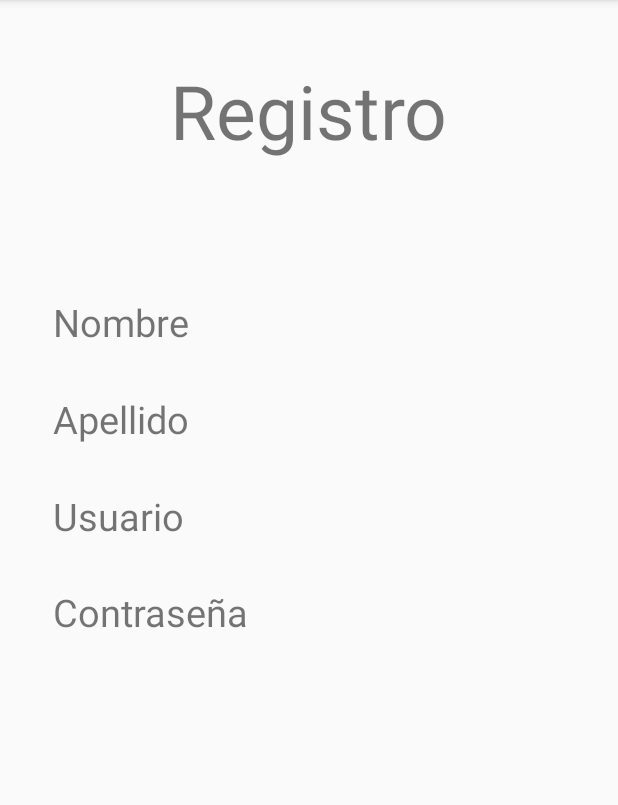
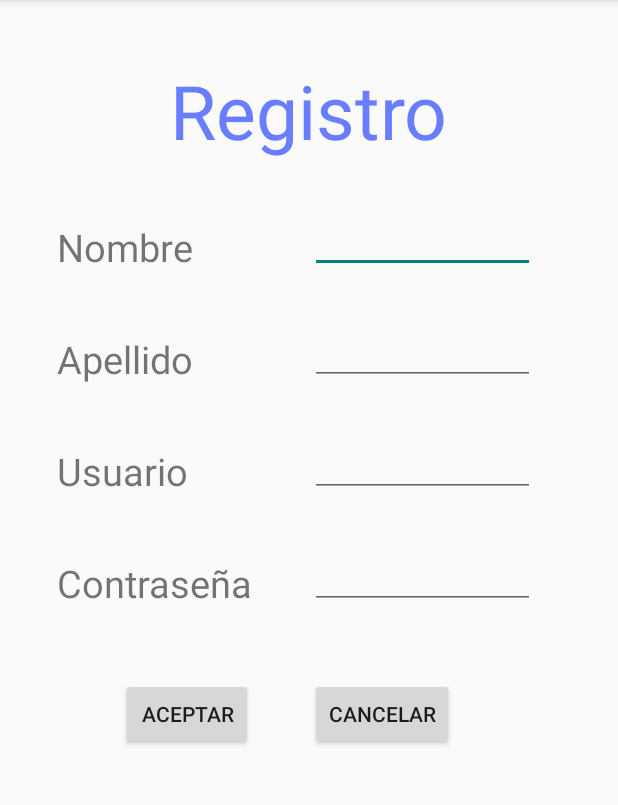
Before and after one commit to lendoly/GuiDIn, an Android app: the Register screen opened directly, with no data from a screen before it, in the options menu, after a tap on "Settings", on a phone screen of 412 x 824 dp, the part 84-889 px from its top. Run offline under Robolectric (Android 15) with nearby library versions, the light colour scheme and no system bars; 2 statements that could not run were skipped.

Commit message:
Mejoras en la interfaz registro
Mejoras en la interfaz registro

```diff
--- a/app/src/main/java/com/example/jorge/guidin/NavigationDrawerFragment.java
+++ b/app/src/main/java/com/example/jorge/guidin/NavigationDrawerFragment.java
@@ -90,7 +90,7 @@ public class NavigationDrawerFragment extends Fragment {
     public View onCreateView(LayoutInflater inflater, ViewGroup container,
                              Bundle savedInstanceState) {
         mDrawerListView = (ListView) inflater.inflate(
-                R.layout.fragment_navigation_drawer2, container, false);
+                R.layout.fragment_navigation_drawer, container, false);
         mDrawerListView.setOnItemClickListener(new AdapterView.OnItemClickListener() {
             @Override
             public void onItemClick(AdapterView<?> parent, View view, int position, long id) {
--- a/app/src/main/java/com/example/jorge/guidin/Register.java
+++ b/app/src/main/java/com/example/jorge/guidin/Register.java
@@ -1,6 +1,7 @@
 package com.example.jorge.guidin;
 
 import android.app.Activity;
+import android.content.Intent;
 import android.support.v7.app.ActionBarActivity;
 import android.support.v7.app.ActionBar;
 import android.support.v4.app.Fragment;
@@ -16,6 +17,7 @@ import android.view.View;
 import android.view.ViewGroup;
 import android.support.v4.widget.DrawerLayout;
 import android.widget.ArrayAdapter;
+import android.widget.Button;
 import android.widget.TextView;
 
 
@@ -42,6 +44,22 @@ public class Register extends ActionBarActivity
 
         // Set up the drawer.
         mNavigationDrawerFragment.setUp(R.id.navigation_drawer,(DrawerLayout) findViewById(R.id.drawer_layout));
+
+        Button cancelar = (Button)findViewById(R.id.buttonCancel);
+
+        cancelar.setOnClickListener(
+                new View.OnClickListener(){
+                    public void onClick(View view){
+                        Intent i = new Intent(getActivity(),MainActivity.class);
+                        startActivity(i);
+                    }
+                }
+        );
+
+    }
+
+    public Activity getActivity(){
+        return this;
     }
 
     @Override
--- a/app/src/main/res/layout/activity_register.xml
+++ b/app/src/main/res/layout/activity_register.xml
@@ -1,43 +1,46 @@
-<!-- A DrawerLayout is intended to be used as the top-level content view using match_parent for both width and height to consume the full space available. -->
+<!-- A DrawerLayout is intended to be used as the top-level content view using match_parent for both width and height to consume the full dpace available. -->
 <android.support.v4.widget.DrawerLayout xmlns:android="http://schemas.android.com/apk/res/android"
     xmlns:tools="http://schemas.android.com/tools" android:id="@+id/drawer_layout"
     android:layout_width="match_parent" android:layout_height="match_parent"
     tools:context="com.example.jorge.guidin.Register">
 
     <!-- As the main content view, the view below consumes the entire
-         space available using match_parent in both dimensions. -->
+         dpace available using match_parent in both dimensions. -->
     <RelativeLayout android:id="@+id/container" android:layout_width="match_parent"
-        android:layout_height="match_parent" >
+        android:layout_height="match_parent">
 
         <TextView
             android:layout_width="wrap_content"
             android:layout_height="wrap_content"
             android:text="@string/registro"
             android:id="@+id/textViewRegister"
-            android:layout_marginTop="40sp"
-            android:textSize="50sp"
-            android:layout_centerHorizontal="true"/>
+            android:layout_marginTop="40dp"
+            android:textSize="50dp"
+            android:layout_centerHorizontal="true"
+            android:textColor="#ff687dff" />
 
         <TextView
             android:layout_width="wrap_content"
             android:layout_height="wrap_content"
             android:text="Nombre"
             android:id="@+id/textViewName"
+            android:layout_marginTop="40dp"
+            android:textSize="25dp"
+            android:layout_centerHorizontal="true"
             android:layout_below="@+id/textViewRegister"
             android:layout_alignParentLeft="true"
             android:layout_alignParentStart="true"
-            android:layout_marginLeft="35dp"
-            android:layout_marginStart="35dp"
-            android:layout_marginTop="90dp"
-            android:textSize="25sp" />
+            android:layout_marginLeft="38dp"
+            android:layout_marginStart="38dp" />
 
         <TextView
             android:layout_width="wrap_content"
             android:layout_height="wrap_content"
             android:text="Apellido"
             android:id="@+id/textViewLastName"
-            android:textSize="25sp"
-            android:layout_marginTop="30dp"
+            android:textSize="25dp"
+            android:layout_centerHorizontal="true"
+            android:layout_marginTop="40dp"
             android:layout_below="@+id/textViewName"
             android:layout_alignLeft="@+id/textViewName"
             android:layout_alignStart="@+id/textViewName" />
@@ -47,22 +50,94 @@
             android:layout_height="wrap_content"
             android:text="Usuario"
             android:id="@+id/textViewUser"
+            android:layout_centerHorizontal="true"
+            android:layout_marginTop="40dp"
+            android:textSize="25dp"
             android:layout_below="@+id/textViewLastName"
             android:layout_alignLeft="@+id/textViewLastName"
-            android:layout_alignStart="@+id/textViewLastName"
-            android:layout_marginTop="30dp"
-            android:textSize="25sp" />
+            android:layout_alignStart="@+id/textViewLastName" />
 
         <TextView
             android:layout_width="wrap_content"
             android:layout_height="wrap_content"
             android:text="Contraseña"
             android:id="@+id/textViewPassword"
+            android:layout_centerHorizontal="true"
+            android:layout_marginTop="40dp"
+            android:textSize="25dp"
             android:layout_below="@+id/textViewUser"
-            android:layout_alignLeft="@+id/textViewUser"
-            android:layout_alignStart="@+id/textViewUser"
-            android:layout_marginTop="29dp"
-            android:textSize="25sp" />
+            android:layout_alignLeft="@+id/textViewLastName"
+            android:layout_alignStart="@+id/textViewLastName" />
+
+        <EditText
+            android:layout_width="wrap_content"
+            android:layout_height="wrap_content"
+            android:id="@+id/editText"
+            android:layout_centerHorizontal="true"
+            android:width="150dp"
+            android:layout_above="@+id/textViewLastName"
+            android:layout_alignLeft="@+id/buttonCancel"
+            android:layout_alignStart="@+id/buttonCancel" />
+
+        <EditText
+            android:layout_width="wrap_content"
+            android:layout_height="wrap_content"
+            android:id="@+id/editText2"
+            android:layout_alignBottom="@+id/textViewLastName"
+            android:layout_centerHorizontal="true"
+            android:layout_alignRight="@+id/editText"
+            android:layout_alignEnd="@+id/editText"
+            android:layout_alignLeft="@+id/editText"
+            android:layout_alignStart="@+id/editText" />
+
+        <EditText
+            android:layout_width="wrap_content"
+            android:layout_height="wrap_content"
+            android:layout_centerHorizontal="true"
+            android:inputType="textEmailAddress"
+            android:ems="10"
+            android:id="@+id/editText3"
+            android:layout_alignBottom="@+id/textViewUser"
+            android:layout_alignLeft="@+id/editText"
+            android:layout_alignStart="@+id/editText"
+            android:layout_alignRight="@+id/editText2"
+            android:layout_alignEnd="@+id/editText2" />
+
+        <EditText
+            android:layout_width="wrap_content"
+            android:layout_height="wrap_content"
+            android:inputType="textPassword"
+            android:ems="10"
+            android:id="@+id/editText4"
+            android:layout_alignBottom="@+id/textViewPassword"
+            android:layout_centerHorizontal="true"
+            android:layout_alignLeft="@+id/editText3"
+            android:layout_alignStart="@+id/editText3"
+            android:layout_alignRight="@+id/editText"
+            android:layout_alignEnd="@+id/editText" />
+
+        <Button
+            android:layout_width="wrap_content"
+            android:layout_height="wrap_content"
+            android:text="Aceptar"
+            android:id="@+id/buttonAccept"
+            android:layout_below="@+id/textViewPassword"
+            android:layout_centerHorizontal="true"
+            android:layout_alignRight="@+id/textViewPassword"
+            android:layout_alignEnd="@+id/textViewPassword"
+            android:layout_marginTop="46dp" />
+
+        <Button
+            android:layout_width="wrap_content"
+            android:layout_height="wrap_content"
+            android:text="Cancelar"
+            android:id="@+id/buttonCancel"
+            android:layout_alignTop="@+id/buttonAccept"
+            android:layout_centerHorizontal="true"
+            android:layout_toRightOf="@+id/buttonAccept"
+            android:layout_toEndOf="@+id/buttonAccept"
+            android:layout_marginLeft="38dp"
+            android:layout_marginStart="38dp" />
 
 
     </RelativeLayout>
@@ -72,7 +147,7 @@
          languages and on the right side for right-to-left languages.
          If you're not building against API 17 or higher, use
          android:layout_gravity="left" instead. -->
-    <!-- The drawer is given a fixed width in sp and extends the full height of
+    <!-- The drawer is given a fixed width in dp and extends the full height of
          the container. -->
     <fragment android:id="@+id/navigation_drawer"
         android:layout_width="@dimen/navigation_drawer_width" android:layout_height="match_parent"
--- a/app/src/main/res/layout/fragment_navigation_drawer2.xml
+++ /dev/null
@@ -1,5 +0,0 @@
-<ListView xmlns:android="http://schemas.android.com/apk/res/android"
-    xmlns:tools="http://schemas.android.com/tools" android:layout_width="match_parent"
-    android:layout_height="match_parent" android:choiceMode="singleChoice"
-    android:divider="@android:color/transparent" android:dividerHeight="0dp"
-    android:background="#cccc" tools:context="com.example.jorge.guidin.NavigationDrawerFragment" />
```
Also changed, not shown: app/src/main/AndroidManifest.xml (+8 -2 lines), app/src/main/res/layout/activity_main.xml (+19 -21 lines), 2 other files.
